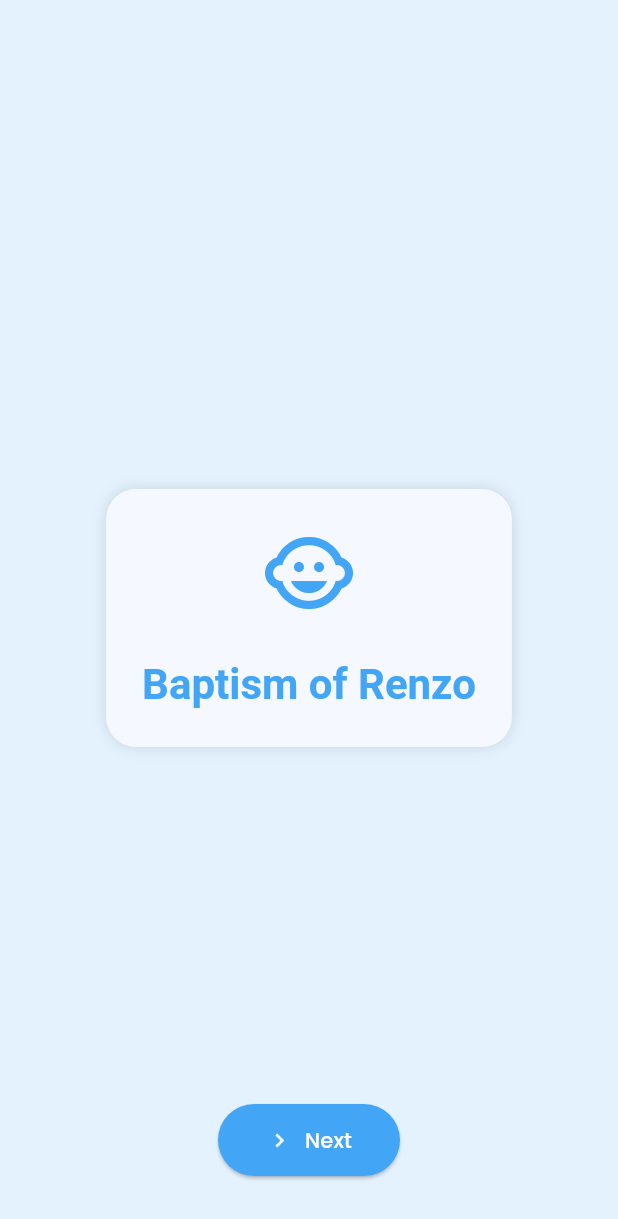
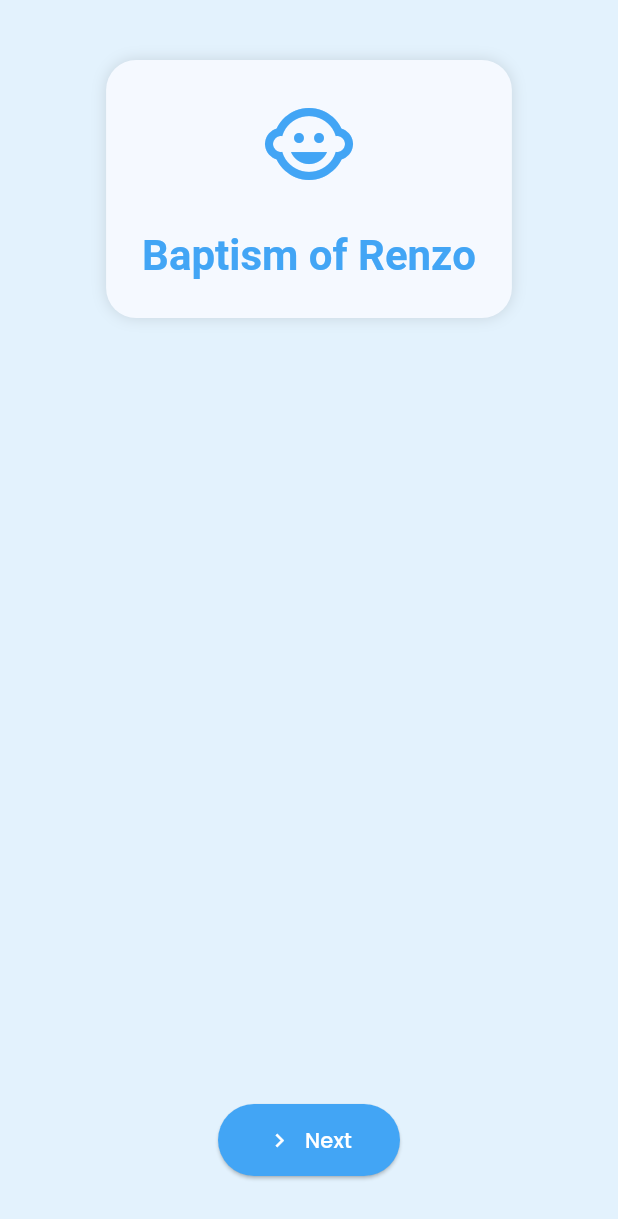
Before and after one commit to dayananronel/renzo-invite, a Flutter app: the screen it shows after launch, on a phone screen of 412 x 824 dp. Shown: the top 1219 px of the screen. Run offline on Flutter 3.47's test engine with Material 3 defaults, Android fonts, the phone set to English and light mode, and no system bars; our stand-ins replace confetti, google_fonts, lottie, table_calendar; missing offline and left inert: dart:html.

Commit message:
updated code

```diff
--- a/lib/main.dart
+++ b/lib/main.dart
@@ -129,6 +129,30 @@ void showThankYouDialog(BuildContext context) {
   );
 }
 
+ConfettiController? _confettiController;
+
+@override
+void initState() {
+  super.initState();
+  _confettiController = ConfettiController(duration: Duration(seconds: 3));
+}
+
+@override
+void dispose() {
+  _confettiController?.dispose();
+  super.dispose();
+}
+
+Widget _scrollablePage(Widget child) {
+    return LayoutBuilder(
+      builder: (context, constraints) {
+        return SingleChildScrollView(
+          padding: const EdgeInsets.all(16),
+          child : Center(child : child),
+        );
+      },
+    );
+  }
 
 @override
 Widget build(BuildContext context) {
@@ -137,17 +161,36 @@ Widget build(BuildContext context) {
       children: [
         PageView(
           controller: _controller,
-          onPageChanged: (index) => setState(() => _pageIndex = index),
+          physics: NeverScrollableScrollPhysics(),
+          onPageChanged: (index) {
+            setState(() => _pageIndex = index);
+            if (index == 5) _confettiController?.play(); // Trigger confetti on "Thank You" page
+          },
           children: [
-            _buildPage('Baptism of Renzo', icon: Icons.child_care),
-            _buildImagePage('assets/images/renzo_edited.png', 'We’d really love to have you join us for this special moment.'),
-            _buildGodparentPage(), // This is AskPermission
-            _buildDatePage(),
-            _buildLocationPage(),
-            _buildPage('Thank you for joining us!\nYour presence is a gift.', icon: Icons.favorite),
+            _scrollablePage(_buildPage('Baptism of Renzo', icon: Icons.child_care)),
+            _scrollablePage(_buildImagePage('assets/images/renzo_edited.png', 'We’d really love to have you join us for this special moment.')),
+            _scrollablePage(_buildGodparentPage()),
+            _scrollablePage(_buildDatePage()),
+            _scrollablePage(_buildLocationPage()),
+            _scrollablePage(_buildPage('Thank you!\nYour presence is a gift. SEE YAHHH!', icon: Icons.favorite)),
           ],
         ),
-        if (_pageIndex != 2) // index 2 is AskPermission
+
+        // 🎉 GLOBAL CONFETTI OVERLAY
+        Align(
+          alignment: Alignment.topCenter,
+          child: ConfettiWidget(
+            confettiController: _confettiController!,
+            blastDirectionality: BlastDirectionality.explosive,
+            shouldLoop: false,
+            colors: [Colors.blue, Colors.white, Colors.lightBlueAccent],
+            emissionFrequency: 0.05,
+            numberOfParticles: 30,
+            gravity: 0.1,
+          ),
+        ),
+
+        if (!(_pageIndex == 2 || _pageIndex == 5))
           Positioned(
             bottom: 40,
             left: 0,
@@ -164,10 +207,17 @@ Widget build(BuildContext context) {
     ),
   );
 }
+Widget _buildPage(String text, {required IconData icon}) {
+  final showConfetti = text.toLowerCase().contains('thank you');
+  final confettiController = ConfettiController(duration: Duration(seconds: 3));
 
-  Widget _buildPage(String text, {required IconData icon}) {
+  if (showConfetti) confettiController.play();
+
   return Center(
-      child: Container(
+    child: Stack(
+      alignment: Alignment.topCenter,
+      children: [
+        Container(
           margin: EdgeInsets.all(24),
           padding: EdgeInsets.all(24),
           decoration: _decoratedBox(),
@@ -180,8 +230,21 @@ Widget build(BuildContext context) {
             ],
           ),
         ),
+        if (showConfetti)
+          ConfettiWidget(
+            confettiController: confettiController,
+            blastDirectionality: BlastDirectionality.explosive,
+            shouldLoop: false,
+            colors: [Colors.blue, Colors.white, Colors.lightBlueAccent],
+            emissionFrequency: 0.05,
+            numberOfParticles: 30,
+            gravity: 0.1,
+          ),
+      ],
+    ),
   );
 }
+
 
   Widget _buildImagePage(String imagePath, String caption) {
     return Center(
```
Lines whose indentation alone changed are shown as unchanged.
